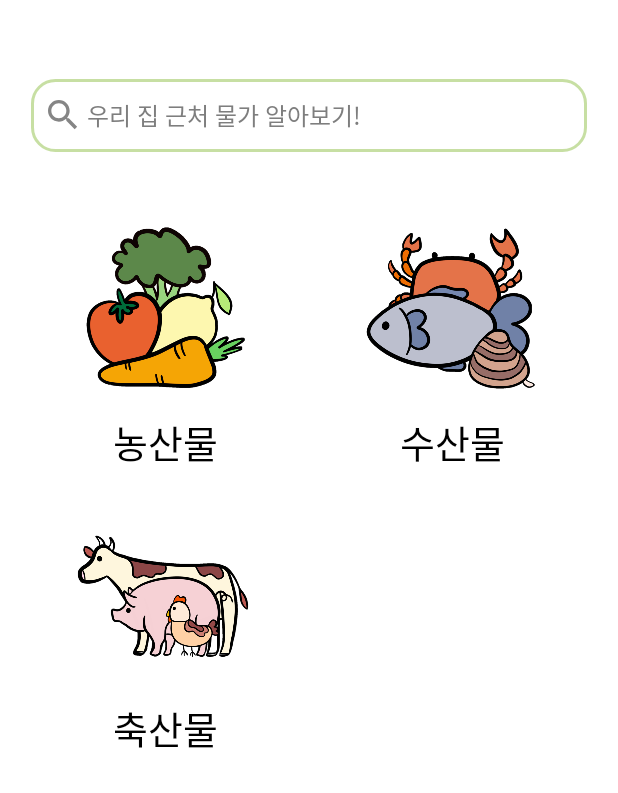
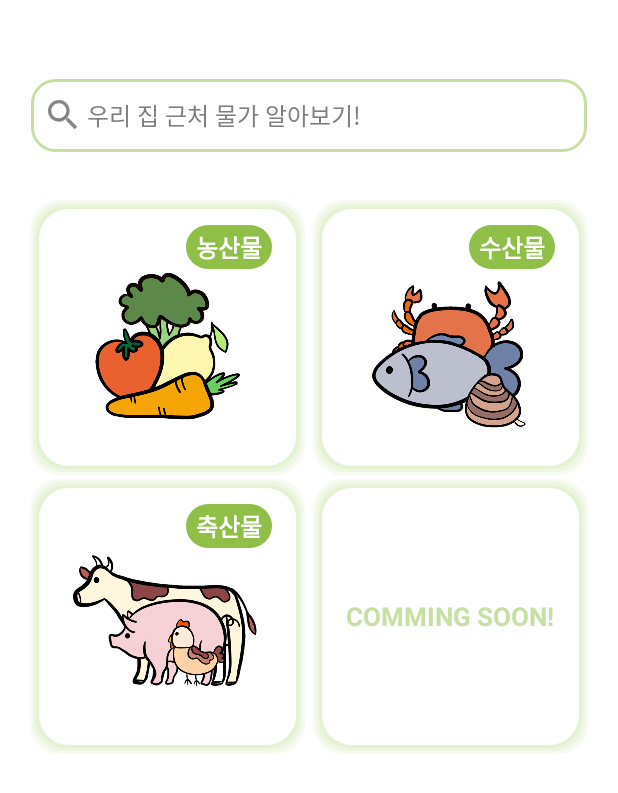
Before and after one commit to mulkamolka/mm-app, an Android app: the screen it shows after launch (MainActivity), on a phone screen of 412 x 824 dp. Shown: the top 793 px of the screen. Run offline under Robolectric (Android 15) with nearby library versions, the phone set to English and light mode, and no system bars.

Commit message:
update Home Category UI

```diff
--- a/app/src/main/res/layout/fragment_home_category.xml
+++ b/app/src/main/res/layout/fragment_home_category.xml
@@ -6,11 +6,13 @@
     android:layout_height="match_parent"
     tools:context=".home.fragment.HomeCategoryFragment">
 
-    <androidx.constraintlayout.widget.ConstraintLayout
+    <FrameLayout
         android:id="@+id/agric_category"
         android:layout_width="0dp"
         android:layout_height="0dp"
-        android:layout_marginRight="5dp"
+        android:layout_marginRight="2.5dp"
+        android:layout_marginBottom="2.5dp"
+        android:background="@drawable/category_view_outline"
         app:layout_constraintDimensionRatio="1"
         app:layout_constraintEnd_toStartOf="@+id/guideline8"
         app:layout_constraintStart_toStartOf="parent"
@@ -18,36 +20,38 @@
 
         <ImageView
             android:id="@+id/agric_image"
-            android:layout_width="0dp"
-            android:layout_height="0dp"
-            android:layout_margin="10dp"
-            android:src="@drawable/agric_icon"
-            app:layout_constraintBottom_toTopOf="@+id/agric_name"
-            app:layout_constraintEnd_toEndOf="parent"
-            app:layout_constraintStart_toStartOf="parent"
-            app:layout_constraintTop_toTopOf="parent" />
+            android:layout_width="match_parent"
+            android:layout_height="match_parent"
+            android:layout_marginLeft="30dp"
+            android:layout_marginTop="10dp"
+            android:layout_marginRight="30dp"
+            android:src="@drawable/agric_icon" />
 
         <TextView
-            android:id="@+id/agric_name"
             android:layout_width="wrap_content"
             android:layout_height="wrap_content"
-            android:gravity="bottom|center_horizontal"
+            android:layout_gravity="end"
+            android:layout_marginTop="10dp"
+            android:layout_marginRight="15dp"
+            android:background="@drawable/category_name_view_outline"
+            android:paddingTop="3dp"
+            android:paddingBottom="3dp"
+            android:paddingStart="7dp"
+            android:paddingEnd="7dp"
             android:text="농산물"
-            android:textColor="@color/black"
-            android:textSize="25sp"
-            app:layout_constraintBottom_toBottomOf="parent"
-            app:layout_constraintEnd_toEndOf="parent"
-            app:layout_constraintStart_toStartOf="parent"
-            app:layout_constraintTop_toBottomOf="@id/agric_image" />
+            android:textColor="#FFFFFF"
+            android:textSize="16sp"
+            android:textStyle="bold" />
 
+    </FrameLayout>
 
-    </androidx.constraintlayout.widget.ConstraintLayout>
-
-    <androidx.constraintlayout.widget.ConstraintLayout
+    <FrameLayout
         android:id="@+id/sea_category"
         android:layout_width="0dp"
         android:layout_height="0dp"
-        android:layout_marginLeft="5dp"
+        android:layout_marginLeft="2.5dp"
+        android:layout_marginBottom="2.5dp"
+        android:background="@drawable/category_view_outline"
         app:layout_constraintDimensionRatio="1"
         app:layout_constraintEnd_toEndOf="parent"
         app:layout_constraintStart_toStartOf="@+id/guideline8"
@@ -55,37 +59,40 @@
 
         <ImageView
             android:id="@+id/sea_image"
-            android:layout_width="0dp"
-            android:layout_height="0dp"
-            android:layout_margin="10dp"
-            android:src="@drawable/sea_icon"
-            app:layout_constraintBottom_toTopOf="@+id/sea_name"
-            app:layout_constraintEnd_toEndOf="parent"
-            app:layout_constraintStart_toStartOf="parent"
-            app:layout_constraintTop_toTopOf="parent" />
+            android:layout_width="match_parent"
+            android:layout_height="match_parent"
+            android:layout_marginLeft="10dp"
+            android:layout_marginTop="40dp"
+            android:layout_marginRight="10dp"
+            android:layout_marginBottom="20dp"
+            android:src="@drawable/sea_icon" />
 
         <TextView
-            android:id="@+id/sea_name"
             android:layout_width="wrap_content"
             android:layout_height="wrap_content"
-            android:gravity="bottom|center_horizontal"
+            android:layout_gravity="end"
+            android:layout_marginTop="10dp"
+            android:layout_marginRight="15dp"
+            android:gravity="center"
+            android:background="@drawable/category_name_view_outline"
+            android:paddingTop="3dp"
+            android:paddingBottom="3dp"
+            android:paddingStart="7dp"
+            android:paddingEnd="7dp"
             android:text="수산물"
-            android:textColor="@color/black"
-            android:textSize="25sp"
-            app:layout_constraintBottom_toBottomOf="parent"
-            app:layout_constraintEnd_toEndOf="parent"
-            app:layout_constraintStart_toStartOf="parent"
-            app:layout_constraintTop_toBottomOf="@id/sea_image" />
+            android:textColor="#FFFFFF"
+            android:textSize="16sp"
+            android:textStyle="bold" />
 
-    </androidx.constraintlayout.widget.ConstraintLayout>
+    </FrameLayout>
 
-
-    <androidx.constraintlayout.widget.ConstraintLayout
+    <FrameLayout
         android:id="@+id/livestock_category"
         android:layout_width="0dp"
         android:layout_height="0dp"
-        android:layout_marginTop="10dp"
-        android:layout_marginRight="5dp"
+        android:layout_marginRight="2.5dp"
+        android:layout_marginTop="2.5dp"
+        android:background="@drawable/category_view_outline"
         app:layout_constraintDimensionRatio="1"
         app:layout_constraintEnd_toStartOf="@+id/guideline8"
         app:layout_constraintStart_toStartOf="parent"
@@ -93,41 +100,54 @@
 
         <ImageView
             android:id="@+id/livestock_image"
-            android:layout_width="0dp"
-            android:layout_height="0dp"
-            android:layout_margin="10dp"
-            android:src="@drawable/livestock_icon"
-            app:layout_constraintBottom_toTopOf="@+id/livestock_name"
-            app:layout_constraintEnd_toEndOf="parent"
-            app:layout_constraintStart_toStartOf="parent"
-            app:layout_constraintTop_toTopOf="parent" />
+            android:layout_width="match_parent"
+            android:layout_height="match_parent"
+            android:layout_margin="20dp"
+            android:src="@drawable/livestock_icon" />
 
         <TextView
-            android:id="@+id/livestock_name"
             android:layout_width="wrap_content"
             android:layout_height="wrap_content"
-            android:gravity="bottom|center_horizontal"
+            android:layout_gravity="end"
+            android:layout_marginTop="10dp"
+            android:layout_marginRight="15dp"
+            android:background="@drawable/category_name_view_outline"
+            android:paddingTop="3dp"
+            android:paddingBottom="3dp"
+            android:paddingStart="7dp"
+            android:paddingEnd="7dp"
             android:text="축산물"
-            android:textColor="@color/black"
-            android:textSize="25sp"
-            app:layout_constraintBottom_toBottomOf="parent"
-            app:layout_constraintEnd_toEndOf="parent"
-            app:layout_constraintStart_toStartOf="parent"
-            app:layout_constraintTop_toBottomOf="@id/livestock_image" />
+            android:textColor="#FFFFFF"
+            android:textSize="16sp"
+            android:textStyle="bold" />
 
-    </androidx.constraintlayout.widget.ConstraintLayout>
+    </FrameLayout>
 
     <androidx.constraintlayout.widget.ConstraintLayout
         android:id="@+id/empty_category"
         android:layout_width="0dp"
         android:layout_height="0dp"
-        android:layout_marginLeft="5dp"
-        android:layout_marginTop="10dp"
+        android:layout_marginLeft="2.5dp"
+        android:layout_marginTop="2.5dp"
+        android:background="@drawable/category_view_outline"
         app:layout_constraintDimensionRatio="1"
         app:layout_constraintEnd_toEndOf="parent"
         app:layout_constraintStart_toStartOf="@+id/guideline8"
         app:layout_constraintTop_toBottomOf="@+id/sea_category">
 
+        <TextView
+            android:id="@+id/soon_image"
+            android:layout_width="0dp"
+            android:layout_height="0dp"
+            android:gravity="center"
+            android:text="COMMING SOON!"
+            android:textColor="#8090BF48"
+            android:textSize="17sp"
+            android:textStyle="bold"
+            app:layout_constraintBottom_toBottomOf="parent"
+            app:layout_constraintEnd_toEndOf="parent"
+            app:layout_constraintStart_toStartOf="parent"
+            app:layout_constraintTop_toTopOf="parent" />
 
     </androidx.constraintlayout.widget.ConstraintLayout>
 
```
